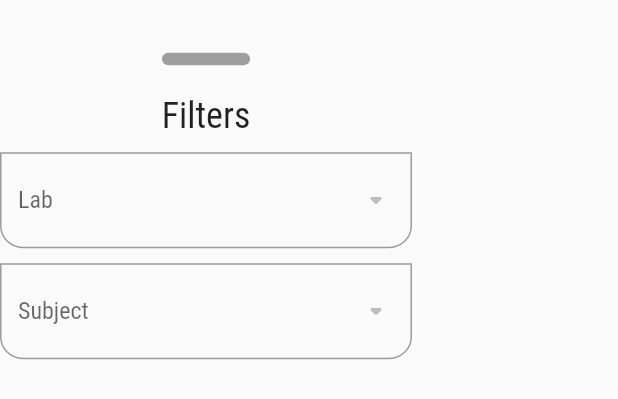
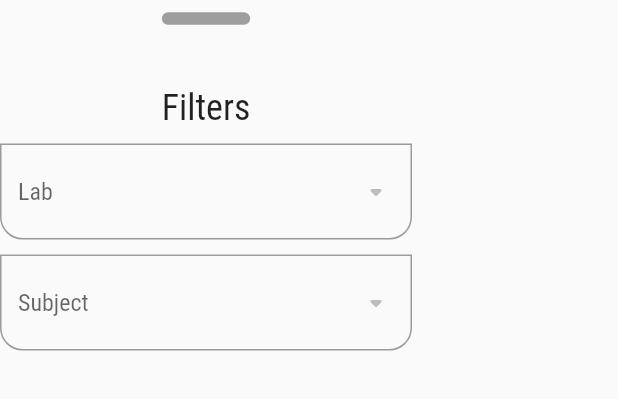
Before and after one commit to MariosKoni/uni-access, a Flutter app: the FiltersSessionOverviewDialogWidget widget shown alone on an empty page, opened directly, on a phone screen of 412 x 824 dp. Shown: the top 399 px of the screen. Run offline on Flutter 3.47's test engine with Material 2 defaults, Android fonts, the phone set to English and light mode, and no system bars; our stand-ins replace cloud_firestore, firebase_auth, firebase_core, firebase_storage, qr_flutter, showcaseview; missing offline and left inert: mobile_scanner; accounts and stored records are empty; network calls fail.

Commit message:
Fixed a bug in the new session where it would not update the subjects when changing lab.

```diff
--- a/lib/providers/session_provider.dart
+++ b/lib/providers/session_provider.dart
@@ -62,10 +62,6 @@ class SessionProvider with ChangeNotifier {
   bool get startedScanning => _startedScanning;
 
   Future<void> populateFormData(int sw, String id, BuildContext context) async {
-    if (_labs!.isNotEmpty && _subjects!.isNotEmpty) {
-      return;
-    }
-
     final CollectionReference labs =
         FirebaseFirestore.instance.collection('labs');
 
--- a/lib/widgets/filters_session_overview_dialog_widget.dart
+++ b/lib/widgets/filters_session_overview_dialog_widget.dart
@@ -11,11 +11,12 @@ class FiltersSessionOverviewDialogWidget extends StatelessWidget {
     return SizedBox(
       height: MediaQuery.of(context).size.height / 3,
       child: Column(
-        mainAxisAlignment: MainAxisAlignment.center,
         mainAxisSize: MainAxisSize.min,
         children: [
           Padding(
-            padding: const EdgeInsets.only(bottom: 20.0),
+            padding: EdgeInsets.only(
+              top: MediaQuery.of(context).size.height / 100,
+            ),
             child: Container(
               height: MediaQuery.of(context).size.height / 100,
               width: MediaQuery.of(context).size.width / 7,
@@ -24,6 +25,9 @@ class FiltersSessionOverviewDialogWidget extends StatelessWidget {
                 color: Colors.grey,
               ),
             ),
+          ),
+          SizedBox(
+            height: MediaQuery.of(context).size.height / 20,
           ),
           Text(
             'Filters',
--- a/lib/widgets/new_session_form_option_widget.dart
+++ b/lib/widgets/new_session_form_option_widget.dart
@@ -3,7 +3,6 @@ import 'package:flutter_uni_access/providers/session_provider.dart';
 import 'package:flutter_uni_access/providers/user_provider.dart';
 import 'package:provider/provider.dart';
 
-// ignore: must_be_immutable
 class NewSessionFormOptionWidget extends StatefulWidget {
   const NewSessionFormOptionWidget({
     Key? key,
```
